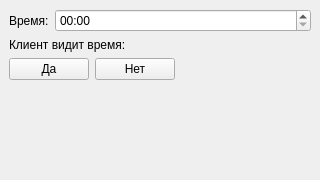
The window that server/serverwindow.ui (YuryPanyukov/clock_udp) describes before a commit, drawn with Qt 5.
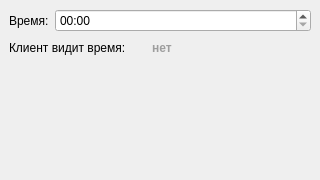
The same window after the commit.

The edit to the form file:
```diff
--- a/server/serverwindow.ui
+++ b/server/serverwindow.ui
@@ -32,47 +32,34 @@
      </layout>
     </item>
     <item>
-     <widget class="QLabel" name="seenLabel">
-      <property name="text">
-       <string>Клиент видит время:</string>
-      </property>
-     </widget>
-    </item>
-    <item>
-     <layout class="QHBoxLayout" name="buttonsLayout">
+     <layout class="QHBoxLayout" name="seenLayout">
       <item>
-       <widget class="QPushButton" name="btnYes">
-        <property name="minimumSize">
-         <size>
-          <width>60</width><height>0</height>
-         </size>
-        </property>
-        <property name="focusPolicy">
-         <enum>Qt::NoFocus</enum>
-        </property>
+       <widget class="QLabel" name="seenLabel">
         <property name="text">
-         <string>Да</string>
-        </property>
-        <property name="checkable">
-         <bool>true</bool>
+         <string>Клиент видит время:</string>
         </property>
        </widget>
       </item>
       <item>
-       <widget class="QPushButton" name="btnNo">
+       <widget class="QLabel" name="statusLabel">
         <property name="minimumSize">
          <size>
           <width>60</width><height>0</height>
          </size>
         </property>
-        <property name="focusPolicy">
-         <enum>Qt::NoFocus</enum>
+        <property name="font">
+         <font>
+          <bold>true</bold>
+         </font>
+        </property>
+        <property name="styleSheet">
+         <string notr="true">color: #9e9e9e;</string>
         </property>
         <property name="text">
-         <string>Нет</string>
+         <string>нет</string>
         </property>
-        <property name="checkable">
-         <bool>true</bool>
+        <property name="alignment">
+         <set>Qt::AlignCenter</set>
         </property>
        </widget>
       </item>
```
